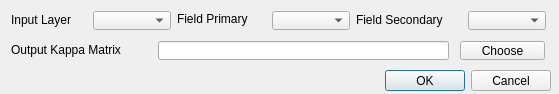
The window that LAPIGTools/tools/KappaIndex_dialog_base.ui (lapig-ufg/lapig-tools) describes before a commit, drawn with Qt 5.
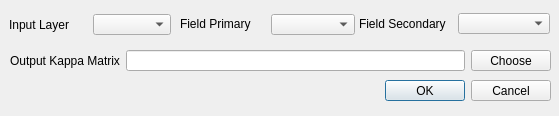
The same window after the commit.

```diff
--- a/LAPIGTools/tools/KappaIndex_dialog_base.ui
+++ b/LAPIGTools/tools/KappaIndex_dialog_base.ui
@@ -7,7 +7,7 @@
     <x>0</x>
     <y>0</y>
     <width>559</width>
-    <height>94</height>
+    <height>116</height>
    </rect>
   </property>
   <property name="windowTitle">
@@ -17,7 +17,7 @@
    <property name="geometry">
     <rect>
      <x>210</x>
-     <y>70</y>
+     <y>80</y>
      <width>341</width>
      <height>21</height>
     </rect>
@@ -29,110 +29,100 @@
     <set>QDialogButtonBox::Cancel|QDialogButtonBox::Ok</set>
    </property>
   </widget>
-  <widget class="QComboBox" name="comboBoxLayer">
+  <widget class="QWidget" name="">
    <property name="geometry">
     <rect>
-     <x>93</x>
-     <y>11</y>
-     <width>78</width>
-     <height>19</height>
+     <x>9</x>
+     <y>14</y>
+     <width>162</width>
+     <height>21</height>
     </rect>
    </property>
+   <layout class="QHBoxLayout" name="horizontalLayout">
+    <item>
+     <widget class="QLabel" name="label_5">
+      <property name="text">
+       <string>Input Layer</string>
+      </property>
+     </widget>
+    </item>
+    <item>
+     <widget class="QComboBox" name="comboBoxLayer"/>
+    </item>
+   </layout>
   </widget>
-  <widget class="QComboBox" name="comboBoxField1">
+  <widget class="QWidget" name="">
    <property name="geometry">
     <rect>
-     <x>272</x>
-     <y>11</y>
-     <width>78</width>
-     <height>19</height>
+     <x>180</x>
+     <y>14</y>
+     <width>175</width>
+     <height>21</height>
     </rect>
    </property>
+   <layout class="QHBoxLayout" name="horizontalLayout_2">
+    <item>
+     <widget class="QLabel" name="label_2">
+      <property name="text">
+       <string>&lt;html&gt;&lt;head/&gt;&lt;body&gt;&lt;p&gt;Field Primary&lt;/p&gt;&lt;/body&gt;&lt;/html&gt;</string>
+      </property>
+     </widget>
+    </item>
+    <item>
+     <widget class="QComboBox" name="comboBoxField1"/>
+    </item>
+   </layout>
   </widget>
-  <widget class="QComboBox" name="comboBoxField2">
+  <widget class="QWidget" name="">
    <property name="geometry">
     <rect>
-     <x>468</x>
-     <y>11</y>
-     <width>78</width>
-     <height>19</height>
+     <x>359</x>
+     <y>13</y>
+     <width>191</width>
+     <height>21</height>
     </rect>
    </property>
+   <layout class="QHBoxLayout" name="horizontalLayout_3">
+    <item>
+     <widget class="QLabel" name="label_3">
+      <property name="text">
+       <string>Field Secondary</string>
+      </property>
+     </widget>
+    </item>
+    <item>
+     <widget class="QComboBox" name="comboBoxField2"/>
+    </item>
+   </layout>
   </widget>
-  <widget class="QLabel" name="label_2">
+  <widget class="QWidget" name="">
    <property name="geometry">
     <rect>
-     <x>177</x>
-     <y>11</y>
-     <width>89</width>
-     <height>17</height>
+     <x>10</x>
+     <y>50</y>
+     <width>541</width>
+     <height>21</height>
     </rect>
    </property>
-   <property name="text">
-    <string>&lt;html&gt;&lt;head/&gt;&lt;body&gt;&lt;p&gt;Field Primary&lt;/p&gt;&lt;/body&gt;&lt;/html&gt;</string>
-   </property>
-  </widget>
-  <widget class="QLabel" name="label_3">
-   <property name="geometry">
-    <rect>
-     <x>356</x>
-     <y>11</y>
-     <width>106</width>
-     <height>17</height>
-    </rect>
-   </property>
-   <property name="text">
-    <string>Field Secondary</string>
-   </property>
-  </widget>
-  <widget class="QLabel" name="label_4">
-   <property name="geometry">
-    <rect>
-     <x>11</x>
-     <y>41</y>
-     <width>141</width>
-     <height>17</height>
-    </rect>
-   </property>
-   <property name="text">
-    <string>Output Kappa Matrix</string>
-   </property>
-  </widget>
-  <widget class="QLineEdit" name="lineEdit">
-   <property name="geometry">
-    <rect>
-     <x>158</x>
-     <y>41</y>
-     <width>291</width>
-     <height>19</height>
-    </rect>
-   </property>
-  </widget>
-  <widget class="QPushButton" name="ButtonOutMat">
-   <property name="geometry">
-    <rect>
-     <x>460</x>
-     <y>41</y>
-     <width>85</width>
-     <height>19</height>
-    </rect>
-   </property>
-   <property name="text">
-    <string>Choose</string>
-   </property>
-  </widget>
-  <widget class="QLabel" name="label_5">
-   <property name="geometry">
-    <rect>
-     <x>11</x>
-     <y>11</y>
-     <width>76</width>
-     <height>17</height>
-    </rect>
-   </property>
-   <property name="text">
-    <string>Input Layer</string>
-   </property>
+   <layout class="QHBoxLayout" name="horizontalLayout_4">
+    <item>
+     <widget class="QLabel" name="label_4">
+      <property name="text">
+       <string>Output Kappa Matrix</string>
+      </property>
+     </widget>
+    </item>
+    <item>
+     <widget class="QLineEdit" name="lineEdit"/>
+    </item>
+    <item>
+     <widget class="QPushButton" name="ButtonOutMat">
+      <property name="text">
+       <string>Choose</string>
+      </property>
+     </widget>
+    </item>
+   </layout>
   </widget>
   <zorder>label_3</zorder>
   <zorder>button_box</zorder>
```
Left out of the diff: 8 changed lines with no effect on the pictures.
